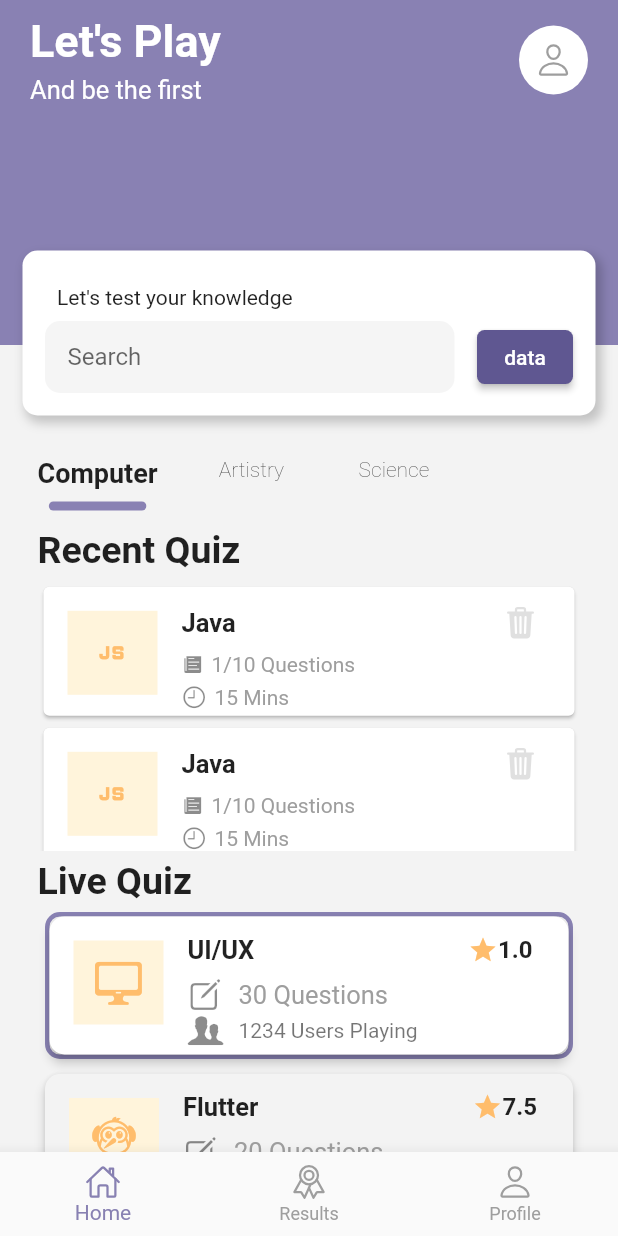
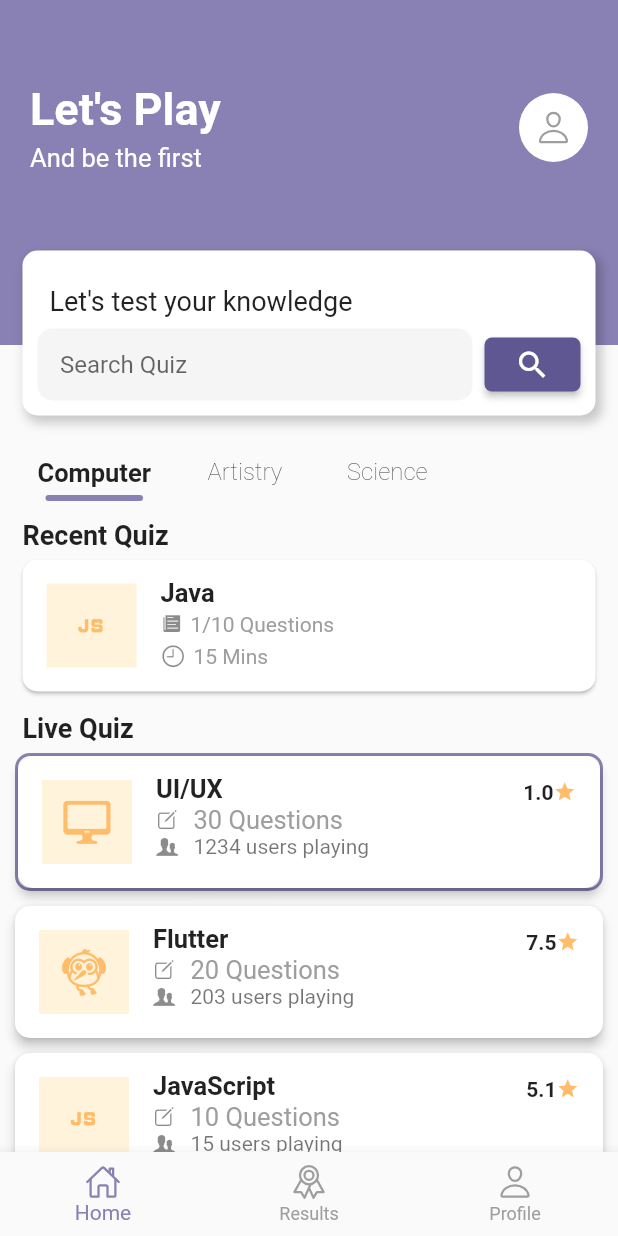
Before and after one commit to AsogunJoel/flutter_quiz_app, a Flutter app: the screen it shows after launch, on a phone screen of 412 x 824 dp. Run offline on Flutter 3.47's test engine with Material 2 defaults, Android fonts, the phone set to English and light mode, and no system bars; our stand-ins replace google_fonts, ionicons; Roboto replaces fonts that are missing (Alef).

Commit message:
Joels editsn

```diff
--- a/lib/models/live_quiz_model.dart
+++ b/lib/models/live_quiz_model.dart
@@ -88,5 +88,6 @@ List<LiveSubjectsModel> liveSubjects = [
     const Color(0xffA5A1C8),
     [3267, 50006, 120011],
     [3.0, 3.0, 1.2],
-      [15, 10, 20]),
+    [15, 10, 20],
+  ),
 ];
--- a/lib/models/recent_quiz_model.dart
+++ b/lib/models/recent_quiz_model.dart
@@ -23,10 +23,10 @@ List<RecentSubjectsModel> recentSubjects = [
     const Color(0xffFFF4DB),
     const Color(0xffFFBD6C),
   ),
-  RecentSubjectsModel(
-    'Fine Art',
-    CupertinoIcons.rectangle_3_offgrid_fill,
-    const Color(0xffE3FEF0),
-    const Color(0xff49D68C),
-  ),
+  // RecentSubjectsModel(
+  //   'Fine Art',
+  //   CupertinoIcons.rectangle_3_offgrid_fill,
+  //   const Color(0xffE3FEF0),
+  //   const Color(0xff49D68C),
+  // ),
 ];
--- a/lib/pages/homePage.dart
+++ b/lib/pages/homePage.dart
@@ -22,7 +22,8 @@ class _HomePageState extends State<HomePage> {
   @override
   Widget build(BuildContext context) {
     var size = MediaQuery.of(context).size;
-    return SizedBox(
+    return Scaffold(
+      body: SizedBox(
         height: size.height,
         width: size.width,
         child: Column(
@@ -30,60 +31,53 @@ class _HomePageState extends State<HomePage> {
           children: [
             /* HEADER SECTION */
             headerWidget(),
-
             /* SUBJECT HORIZONTAL LISTVIEW SECTION */
             SizedBox(
               width: size.width,
-            height: size.height * 0.05,
-            // color: Colors.red,
-            child: Stack(
-              children: [
-                Positioned(
-                  left: 0,
-                  right: 0,
               child: Container(
                 padding: const EdgeInsets.symmetric(
                   horizontal: 10,
                   vertical: 5,
                 ),
                 width: size.width,
-                    height: size.height * 0.055,
+                height: 40,
                 child: ListView.builder(
                   scrollDirection: Axis.horizontal,
                   physics: const BouncingScrollPhysics(),
                   itemCount: liveSubjects.length,
                   itemBuilder: (context, index) => GestureDetector(
-                        onTap: () => setState(() {
+                    key: ValueKey(liveSubjects[index].subject),
+                    onTap: () => setState(
+                      () {
                         currentPage = index;
-                        }),
+                        liveCurrentPage = -1;
+                      },
+                    ),
                     child: Container(
-                          // duration: const Duration(milliseconds: 300),
                       padding: const EdgeInsets.symmetric(
                         horizontal: 15,
                       ),
                       child: Column(
                         children: [
-                              Expanded(
-                                child: Text(
+                          Text(
                             liveSubjects[index].subject,
                             style: TextStyle(
-                                    fontSize: currentPage == index ? 18 : 14,
+                              fontSize: currentPage == index ? 17 : 16,
                               fontWeight: currentPage == index
                                   ? FontWeight.bold
                                   : FontWeight.w200,
                             ),
                           ),
-                              ),
                           const SizedBox(height: 5),
                           AnimatedContainer(
                             duration: const Duration(milliseconds: 200),
-                                height: currentPage == index ? 6 : 0,
+                            height: currentPage == index ? 4 : 0,
                             width: 65,
                             decoration: BoxDecoration(
                               color: const Color(0xff8981B3),
                               borderRadius: BorderRadius.circular(10),
                             ),
-                              )
+                          ),
                         ],
                       ),
                     ),
@@ -91,46 +85,51 @@ class _HomePageState extends State<HomePage> {
                 ),
               ),
             ),
-              ],
-            ),
-          ),
-          const SizedBox(height: 5),
-
+            Expanded(
+              child: SingleChildScrollView(
+                physics: const BouncingScrollPhysics(),
+                child: Column(
+                  crossAxisAlignment: CrossAxisAlignment.start,
+                  // shrinkWrap: true,
+                  children: [
                     /* LIVE QUIZ SECTION */
                     const TitleWidget(text: 'Recent Quiz'),
-          Expanded(
-            child: ListView.builder(
+                    ListView.builder(
                       padding: EdgeInsets.zero,
                       itemCount: recentSubjects.length,
+                      physics: const NeverScrollableScrollPhysics(),
+                      shrinkWrap: true,
                       itemBuilder: (_, index) {
                         return SizedBox(
                           child: Padding(
-                    padding: const EdgeInsets.symmetric(horizontal: 25),
+                            padding: const EdgeInsets.symmetric(horizontal: 15),
                             child: RecentQuizCardWidget(
-                      subjectsModel: recentSubjects[recentCurrentPage].subTopic,
+                              subjectsModel:
+                                  recentSubjects[recentCurrentPage].subTopic,
                               color: recentSubjects[recentCurrentPage].color,
                               icon: recentSubjects[recentCurrentPage].icon,
-                      iconColor: recentSubjects[recentCurrentPage].iconColor,
+                              iconColor:
+                                  recentSubjects[recentCurrentPage].iconColor,
                             ),
                           ),
                         );
                       },
                     ),
+                    /* RECENT QUIZ SECTION */
+                    const SizedBox(
+                      height: 8,
                     ),
-
-          /* RECENT QUIZ SECTION */
                     const TitleWidget(text: 'Live Quiz'),
-          SizedBox(
-            height: 160,
-            child: ListView.builder(
-              padding: const EdgeInsets.symmetric(horizontal: 30),
+                    ListView.builder(
+                      padding: const EdgeInsets.symmetric(horizontal: 10),
                       shrinkWrap: true,
                       itemCount: liveSubjects[currentPage].subTopic.length,
                       scrollDirection: Axis.vertical,
                       physics: const BouncingScrollPhysics(),
                       itemBuilder: (context, index1) => GestureDetector(
                           onTap: () => setState(() {
-                        currentPage == index1;
+                                // currentPage = index1;
+                                liveCurrentPage = index1;
                               }),
                           child: Padding(
                             padding: const EdgeInsets.only(bottom: 10),
@@ -140,7 +139,7 @@ class _HomePageState extends State<HomePage> {
                                 border: liveCurrentPage == index1
                                     ? Border.all(
                                         color: const Color(0xff8881B2),
-                                width: 3,
+                                        width: 2,
                                       )
                                     : null,
                                 borderRadius: BorderRadius.circular(10),
@@ -149,29 +148,35 @@ class _HomePageState extends State<HomePage> {
                                 elevation: 3,
                                 color: liveCurrentPage == index1
                                     ? Colors.white
-                            : const Color(0xffF3F3F3),
+                                    : null,
                                 margin: const EdgeInsets.all(0),
                                 shape: RoundedRectangleBorder(
                                   borderRadius: BorderRadius.circular(10),
                                 ),
                                 child: LiveQuizCardWidget(
                                   icon: liveSubjects[currentPage].icon[index1],
-                          iconColor: liveSubjects[currentPage].iconColor,
-                          subjectsModel:
-                              liveSubjects[currentPage].subTopic[index1],
+                                  iconColor:
+                                      liveSubjects[currentPage].iconColor,
+                                  subjectsModel: liveSubjects[currentPage]
+                                      .subTopic[index1],
                                   color: liveSubjects[currentPage].color,
-                          rating: liveSubjects[currentPage].rating[index1],
-                          numQuestion:
-                              liveSubjects[currentPage].numQuestion[index1],
-                          peopleCount:
-                              liveSubjects[currentPage].peopleCount[index1],
+                                  rating:
+                                      liveSubjects[currentPage].rating[index1],
+                                  numQuestion: liveSubjects[currentPage]
+                                      .numQuestion[index1],
+                                  peopleCount: liveSubjects[currentPage]
+                                      .peopleCount[index1],
                                 ),
                               ),
                             ),
                           )),
                     ),
+                  ],
                 ),
+              ),
+            )
           ],
+        ),
       ),
     );
   }
--- a/lib/pages/pages.dart
+++ b/lib/pages/pages.dart
@@ -23,7 +23,6 @@ class _NavigationPagesState extends State<NavigationPages> {
       backgroundColor: const Color(0xffF3F3F3),
       // NAVIGATION SCREEN
       body: pages[navIndex],
-
       //  BOTTOM NAVIGATION SECTION
       bottomNavigationBar: BottomNavigationBar(
         type: BottomNavigationBarType.fixed,
--- a/lib/widgets/header.dart
+++ b/lib/widgets/header.dart
@@ -20,8 +20,11 @@ Widget headerWidget() {
                     horizontal: 20,
                   ),
                   child: Column(
+                    mainAxisAlignment: MainAxisAlignment.center,
                     children: [
-                      Row(
+                      Transform.translate(
+                        offset: const Offset(0, -30),
+                        child: Row(
                           mainAxisAlignment: MainAxisAlignment.spaceBetween,
                           children: [
                             Column(
@@ -51,6 +54,7 @@ Widget headerWidget() {
                               ),
                             )
                           ],
+                        ),
                       ),
                     ],
                   ),
@@ -83,13 +87,18 @@ Widget headerWidget() {
             ],
           ),
           height: 110,
-          padding: const EdgeInsets.only(top: 15, left: 15, right: 15),
+          padding: const EdgeInsets.only(top: 15, left: 10, right: 10),
           child: Column(
             crossAxisAlignment: CrossAxisAlignment.start,
             children: [
               const Padding(
                 padding: EdgeInsets.all(8.0),
-                child: Text('Let\'s test your knowledge'),
+                child: Text(
+                  'Let\'s test your knowledge',
+                  style: TextStyle(
+                    fontSize: 18,
+                  ),
+                ),
               ),
               Row(
                 children: [
@@ -103,20 +112,24 @@ Widget headerWidget() {
                               Radius.circular(10),
                             ),
                             borderSide: BorderSide.none),
-                        hintText: 'Search',
+                        hintText: 'Search Quiz',
                         // hintStyle: TextStyle(fontSize: 25),
                       ),
                     ),
                   ),
-                  const SizedBox(width: 15),
+                  const SizedBox(
+                    width: 8,
+                  ),
                   ElevatedButton(
                     style: ElevatedButton.styleFrom(
                       shape: RoundedRectangleBorder(
                         borderRadius: BorderRadius.circular(5),
                       ),
                     ),
-                    onPressed: () {},
-                    child: const Text('data'),
+                    onPressed: () {
+                      print('Search data');
+                    },
+                    child: const Icon(Icons.search),
                   )
                 ],
               )
--- a/lib/widgets/liveQuizCard.dart
+++ b/lib/widgets/liveQuizCard.dart
@@ -36,25 +36,27 @@ class LiveQuizCardWidget extends StatelessWidget {
         children: [
           Text(
             subjectsModel!,
-            style: const TextStyle(fontSize: 17, fontWeight: FontWeight.bold),
+            style: const TextStyle(
+              fontSize: 17,
+              fontWeight: FontWeight.bold,
+            ),
           ),
-          Padding(
-            padding: const EdgeInsets.all(8.0),
-            child: Row(
-              children: [
-                const Icon(
-                  Icons.star_outlined,
-                  color: Color(0xffFFBD6C),
-                  size: 20,
-                ),
-                //  RATING SECTION
-                Text(
-                  rating.toString(),
-                  style: const TextStyle(fontWeight: FontWeight.bold),
-                )
-              ],
+        ],
+      ),
+      trailing: Row(
+        mainAxisSize: MainAxisSize.min,
+        children: [
+          Text(
+            rating.toString(),
+            style: const TextStyle(
+              fontWeight: FontWeight.bold,
             ),
-          )
+          ),
+          const Icon(
+            Icons.star_outlined,
+            color: Color(0xffFFBD6C),
+            size: 15,
+          ),
         ],
       ),
       subtitle: Row(
@@ -65,7 +67,10 @@ class LiveQuizCardWidget extends StatelessWidget {
             children: [
               Row(
                 children: [
-                  const Icon(CupertinoIcons.square_pencil),
+                  const Icon(
+                    CupertinoIcons.square_pencil,
+                    size: 15,
+                  ),
                   const SizedBox(width: 10),
                   Text(
                     '$numQuestion Questions',
@@ -75,9 +80,12 @@ class LiveQuizCardWidget extends StatelessWidget {
               ),
               Row(
                 children: [
-                  const Icon(CupertinoIcons.person_2_alt),
+                  const Icon(
+                    CupertinoIcons.person_2_alt,
+                    size: 15,
+                  ),
                   const SizedBox(width: 10),
-                  Text('$peopleCount Users Playing'),
+                  Text('$peopleCount users playing'),
                 ],
               ),
             ],
--- a/lib/widgets/recentQuizCard.dart
+++ b/lib/widgets/recentQuizCard.dart
@@ -19,6 +19,10 @@ class RecentQuizCardWidget extends StatelessWidget {
   @override
   Widget build(BuildContext context) {
     return Card(
+      margin: const EdgeInsets.all(0),
+      shape: RoundedRectangleBorder(
+        borderRadius: BorderRadius.circular(10),
+      ),
       child: ListTile(
         isThreeLine: true,
         leading: Container(
@@ -43,14 +47,6 @@ class RecentQuizCardWidget extends StatelessWidget {
                 ),
               ),
             ),
-            Padding(
-              padding: const EdgeInsets.all(8.0),
-              child: Icon(
-                Ionicons.trash,
-                color: Colors.grey.shade300,
-                // size: 15,
-              ),
-            )
           ],
         ),
         subtitle: Row(
--- a/lib/widgets/title.dart
+++ b/lib/widgets/title.dart
@@ -12,13 +12,13 @@ class TitleWidget extends StatelessWidget {
   Widget build(BuildContext context) {
     return Padding(
       padding: const EdgeInsets.symmetric(
-        horizontal: 25,
+        horizontal: 15,
         vertical: 6,
       ),
       child: Text(
         text,
         style: const TextStyle(
-          fontSize: 25,
+          fontSize: 18,
           fontWeight: FontWeight.bold,
         ),
       ),
```
Lines whose indentation alone changed are shown as unchanged.
